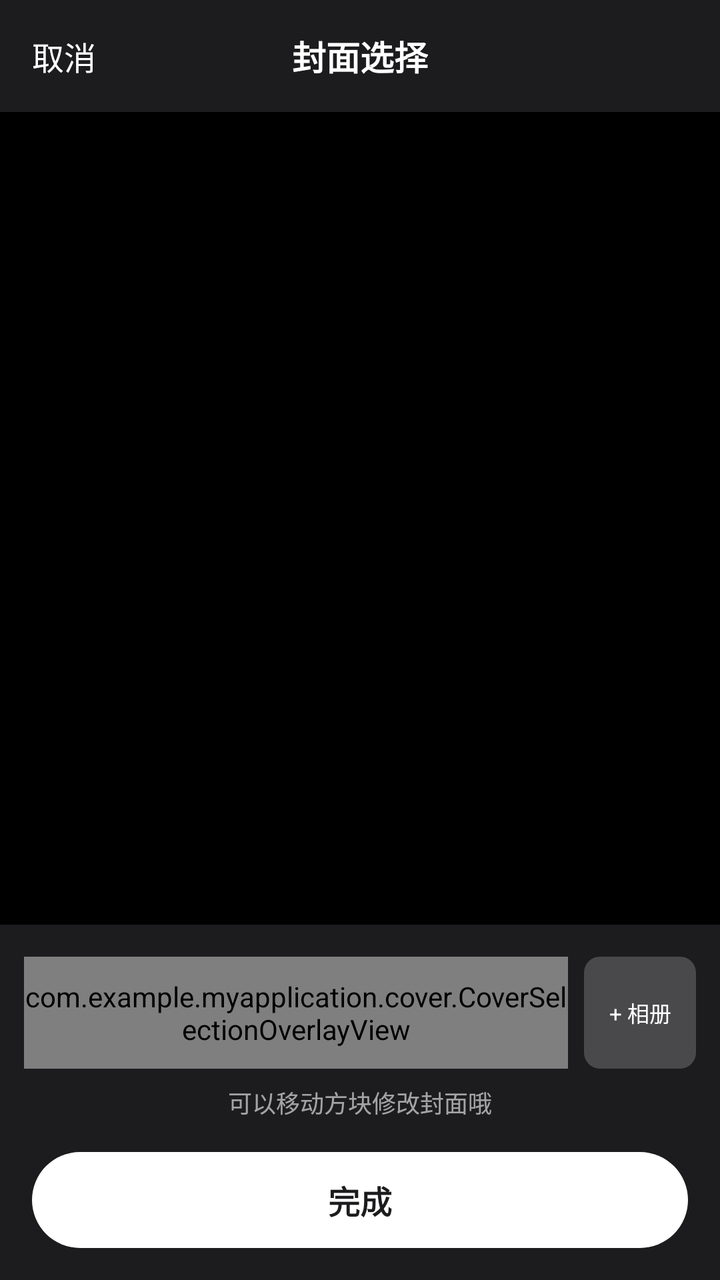
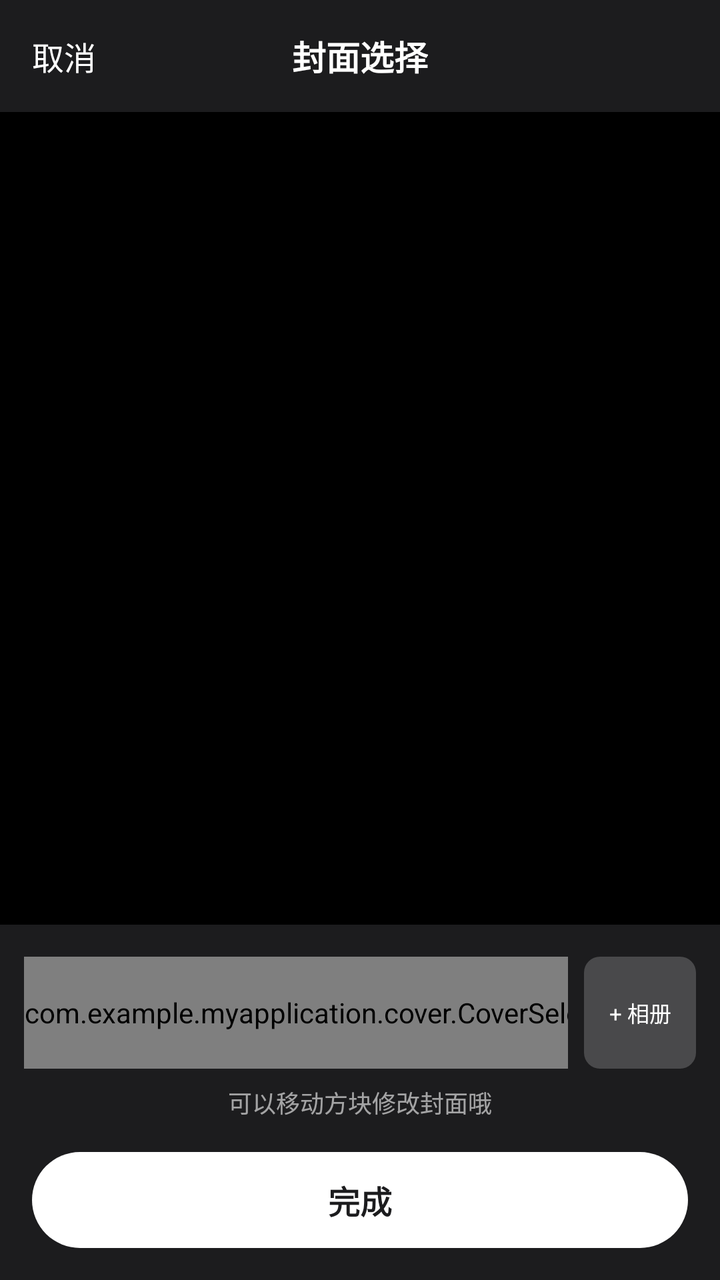

Compare the two renders of this Android layout. The source of the first and the diff that turns it into the second are given below.
<!-- AndroidManifest.xml: activity theme Theme.MyApplication.CoverSelection -->
<!-- res/layout/activity_cover_selection.xml -->
<?xml version="1.0" encoding="utf-8"?>
<LinearLayout xmlns:android="http://schemas.android.com/apk/res/android"
    android:layout_width="match_parent"
    android:layout_height="match_parent"
    android:orientation="vertical"
    android:background="@color/cover_bg">

    
    <RelativeLayout
        android:layout_width="match_parent"
        android:layout_height="56dp">

        <TextView
            android:id="@+id/btn_cancel"
            android:layout_width="wrap_content"
            android:layout_height="match_parent"
            android:layout_alignParentStart="true"
            android:gravity="center_vertical"
            android:paddingHorizontal="16dp"
            android:text="@string/cover_selection_cancel"
            android:textColor="@color/cover_text_primary"
            android:textSize="16sp" />

        <TextView
            android:layout_width="wrap_content"
            android:layout_height="match_parent"
            android:layout_centerInParent="true"
            android:gravity="center"
            android:text="@string/cover_selection_title"
            android:textColor="@color/cover_text_primary"
            android:textSize="17sp"
            android:textStyle="bold" />
    </RelativeLayout>

    
    <ImageView
        android:id="@+id/image_preview"
        android:layout_width="match_parent"
        android:layout_height="0dp"
        android:layout_weight="1"
        android:background="@android:color/black"
        android:scaleType="centerCrop" />

    
    <LinearLayout
        android:layout_width="match_parent"
        android:layout_height="wrap_content"
        android:orientation="horizontal"
        android:paddingHorizontal="12dp"
        android:paddingTop="16dp">

        <FrameLayout
            android:id="@+id/filmstrip_frame"
            android:layout_width="0dp"
            android:layout_height="56dp"
            android:layout_weight="1">

            <LinearLayout
                android:id="@+id/filmstrip_container"
                android:layout_width="match_parent"
                android:layout_height="match_parent"
                android:orientation="horizontal" />

            <com.example.myapplication.cover.CoverSelectionOverlayView
                android:id="@+id/selection_overlay"
                android:layout_width="match_parent"
                android:layout_height="match_parent" />
        </FrameLayout>

        <TextView
            android:id="@+id/btn_pick_album"
            android:layout_width="56dp"
            android:layout_height="56dp"
            android:layout_marginStart="8dp"
            android:background="@drawable/bg_album_button"
            android:gravity="center"
            android:text="@string/cover_selection_pick_album"
            android:textColor="@color/cover_text_primary"
            android:textSize="11sp" />
    </LinearLayout>

    <TextView
        android:id="@+id/text_hint"
        android:layout_width="match_parent"
        android:layout_height="wrap_content"
        android:layout_marginTop="8dp"
        android:gravity="center"
        android:text="@string/cover_selection_hint"
        android:textColor="@color/cover_text_hint"
        android:textSize="12sp" />

    
    <TextView
        android:id="@+id/btn_confirm"
        android:layout_width="match_parent"
        android:layout_height="48dp"
        android:layout_margin="16dp"
        android:background="@drawable/bg_pill_button"
        android:gravity="center"
        android:text="@string/cover_selection_confirm"
        android:textColor="@color/cover_pill_text"
        android:textSize="16sp"
        android:textStyle="bold" />

</LinearLayout>
<!-- resources referenced by this layout -->
<resources>
  <color name="cover_bg">#1C1C1E</color>
  <color name="cover_pill_text">#1C1C1E</color>
  <color name="cover_text_hint">#99FFFFFF</color>
  <color name="cover_text_primary">#FFFFFFFF</color>
  <!-- drawable bg_album_button (drawable) -->
  <?xml version="1.0" encoding="utf-8"?>
  <shape xmlns:android="http://schemas.android.com/apk/res/android"
      android:shape="rectangle">
      <solid android:color="@color/cover_album_bg" />
      <corners android:radius="8dp" />
  </shape>
  <!-- drawable bg_pill_button (drawable) -->
  <?xml version="1.0" encoding="utf-8"?>
  <shape xmlns:android="http://schemas.android.com/apk/res/android"
      android:shape="rectangle">
      <solid android:color="@color/cover_pill_bg" />
      <corners android:radius="24dp" />
  </shape>
  <string name="cover_selection_cancel">取消</string>
  <string name="cover_selection_confirm">完成</string>
  <string name="cover_selection_hint">可以移动方块修改封面哦</string>
  <string name="cover_selection_pick_album">+ 相册</string>
  <string name="cover_selection_title">封面选择</string>
  <style name="Theme.MyApplication.CoverSelection" parent="Theme.Material3.DayNight.NoActionBar">
          <item name="android:windowBackground">@color/cover_bg</item>
          <item name="android:statusBarColor">@color/cover_bg</item>
          <item name="android:windowLightStatusBar">false</item>
      </style>
  <color name="cover_album_bg">#33FFFFFF</color>
  <color name="cover_pill_bg">#FFFFFFFF</color>
</resources>

<!-- the commit's change to res/layout/activity_cover_selection.xml (unified diff, before → after) -->
@@ -49,23 +49,31 @@
         android:paddingHorizontal="12dp"
         android:paddingTop="16dp">
 
-        <FrameLayout
-            android:id="@+id/filmstrip_frame"
+        <HorizontalScrollView
+            android:id="@+id/filmstrip_scroll"
             android:layout_width="0dp"
             android:layout_height="56dp"
-            android:layout_weight="1">
+            android:layout_weight="1"
+            android:overScrollMode="never"
+            android:scrollbars="none">
 
-            <LinearLayout
-                android:id="@+id/filmstrip_container"
-                android:layout_width="match_parent"
-                android:layout_height="match_parent"
-                android:orientation="horizontal" />
+            <FrameLayout
+                android:id="@+id/filmstrip_frame"
+                android:layout_width="wrap_content"
+                android:layout_height="match_parent">
 
-            <com.example.myapplication.cover.CoverSelectionOverlayView
-                android:id="@+id/selection_overlay"
-                android:layout_width="match_parent"
-                android:layout_height="match_parent" />
-        </FrameLayout>
+                <LinearLayout
+                    android:id="@+id/filmstrip_container"
+                    android:layout_width="wrap_content"
+                    android:layout_height="match_parent"
+                    android:orientation="horizontal" />
+
+                <com.example.myapplication.cover.CoverSelectionOverlayView
+                    android:id="@+id/selection_overlay"
+                    android:layout_width="wrap_content"
+                    android:layout_height="match_parent" />
+            </FrameLayout>
+        </HorizontalScrollView>
 
         <TextView
             android:id="@+id/btn_pick_album"
